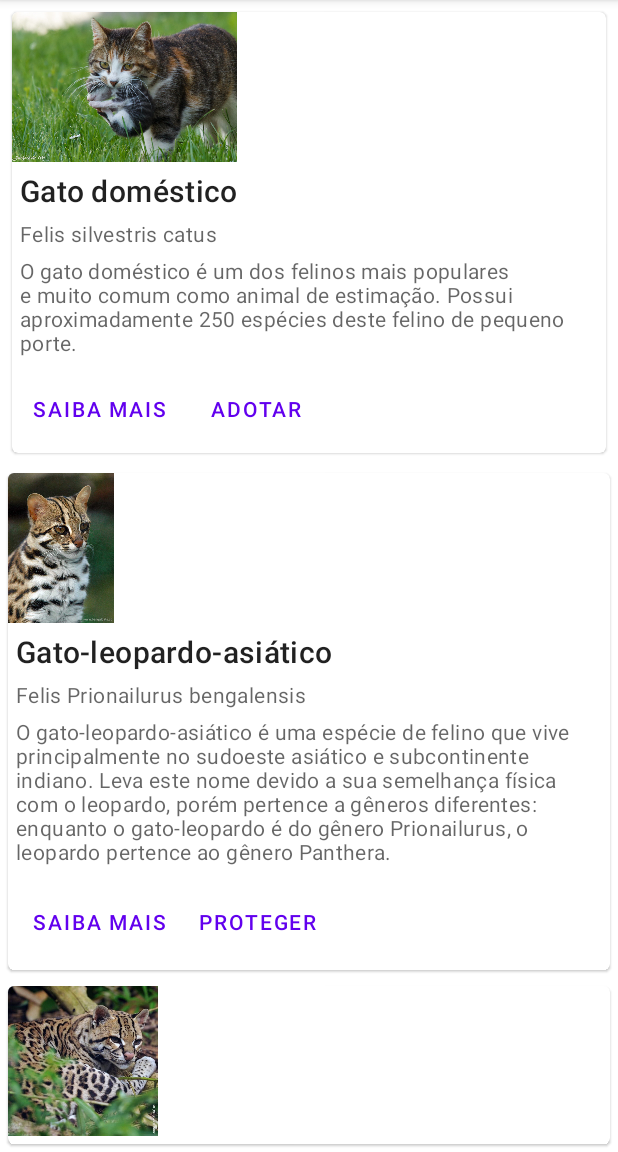
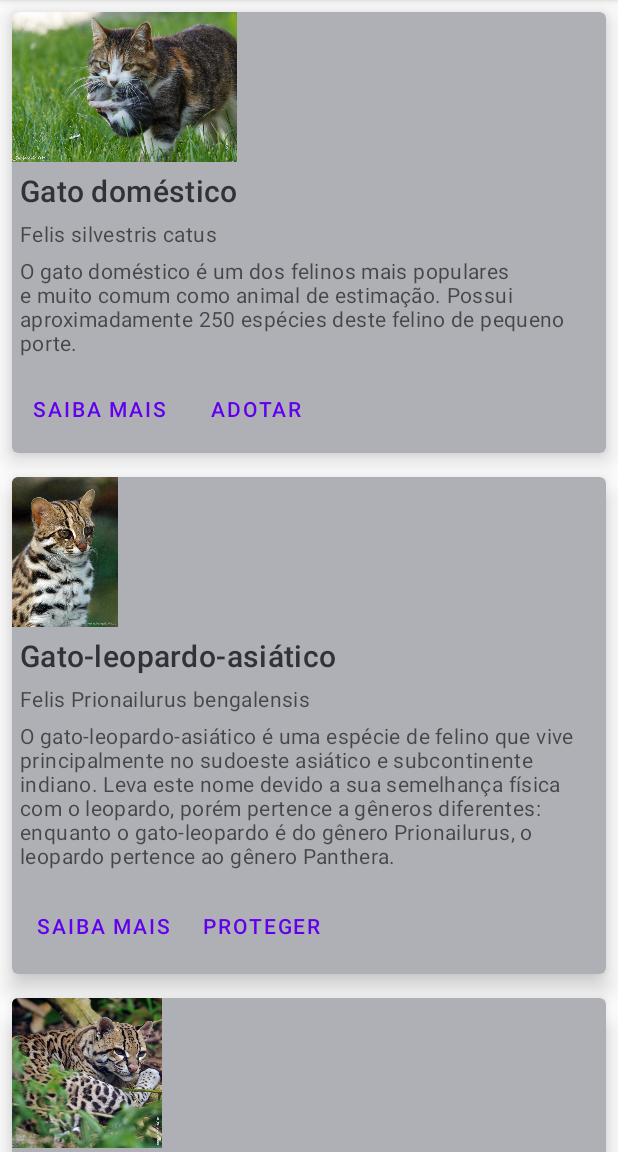
Before and after one commit to pogum/Seminario, an Android app: the Card screen opened directly, with no data from a screen before it, after a tap on "Gato doméstico", on a phone screen of 412 x 824 dp, the part 84-1236 px from its top. Run offline under Robolectric (Android 15) with nearby library versions, the phone set to English and light mode, and no system bars.

Commit message:
Primeira parte do Trabalho - cad e tab - atualizacoes de costumizacao nos cards

```diff
--- a/app/src/main/java/br/coltec/seminario/Tab.java
+++ b/app/src/main/java/br/coltec/seminario/Tab.java
@@ -2,6 +2,7 @@ package br.coltec.seminario;
 
 import androidx.appcompat.app.ActionBar;
 import androidx.appcompat.app.AppCompatActivity;
+
 
 import android.os.Bundle;
 
@@ -14,5 +15,6 @@ public class Tab extends AppCompatActivity {
 
         ActionBar actionBar = getSupportActionBar();
         actionBar.setDisplayHomeAsUpEnabled(true);
+
     }
 }
--- a/app/src/main/res/layout/activity_card.xml
+++ b/app/src/main/res/layout/activity_card.xml
@@ -1,4 +1,13 @@
 <?xml version="1.0" encoding="utf-8"?>
+
+<ScrollView xmlns:android="http://schemas.android.com/apk/res/android"
+    android:layout_width="match_parent"
+    android:layout_height="match_parent"
+    android:scrollbars="vertical"
+    android:scrollbarSize="10dp"
+
+    android:fillViewport="true">
+
 <RelativeLayout xmlns:android="http://schemas.android.com/apk/res/android"
     xmlns:app="http://schemas.android.com/apk/res-auto"
     xmlns:tools="http://schemas.android.com/tools"
@@ -12,6 +21,9 @@
         android:layout_width="match_parent"
         android:layout_height="wrap_content"
         android:layout_margin="8dp"
+        app:cardElevation="10dp"
+        app:cardPreventCornerOverlap="true"
+        app:cardBackgroundColor="@color/cinza"
         android:focusable="true"
         android:clickable="true">
 
@@ -40,6 +52,7 @@
                     android:layout_width="wrap_content"
                     android:layout_height="wrap_content"
                     android:text="Gato doméstico"
+                    android:textColor="@color/pretocinza"
                     android:textAppearance="?attr/textAppearanceHeadline6"
                     />
                 <TextView
@@ -92,8 +105,11 @@
         android:id="@+id/card2"
         android:layout_width="match_parent"
         android:layout_height="wrap_content"
-        android:layout_margin="5dp"
         android:layout_below="@id/card1"
+        android:layout_margin="8dp"
+        app:cardElevation="10dp"
+        app:cardPreventCornerOverlap="true"
+        app:cardBackgroundColor="@color/cinza"
         android:focusable="true"
         android:clickable="true">
 
@@ -108,6 +124,7 @@
                 android:layout_width="match_parent"
                 android:layout_height="100dp"
                 app:srcCompat="@drawable/gatoleopardo"
+                android:textColor="@color/pretocinza"
                 android:scaleType="fitStart"
                 android:contentDescription="Imagem de um leopardo em seu habitat natural"
                 />
@@ -123,6 +140,7 @@
                     android:layout_width="wrap_content"
                     android:layout_height="wrap_content"
                     android:text="Gato-leopardo-asiático"
+                    android:textColor="@color/pretocinza"
                     android:textAppearance="?attr/textAppearanceHeadline6"
                     />
                 <TextView
@@ -174,8 +192,11 @@
         android:id="@+id/card3"
         android:layout_width="match_parent"
         android:layout_height="wrap_content"
-        android:layout_margin="5dp"
         android:layout_below="@id/card2"
+        android:layout_margin="8dp"
+        app:cardElevation="10dp"
+        app:cardPreventCornerOverlap="true"
+        app:cardBackgroundColor="@color/cinza"
         android:focusable="true"
         android:clickable="true">
 
@@ -251,4 +272,7 @@
 
     </com.google.android.material.card.MaterialCardView>
 
+
 </RelativeLayout>
+
+</ScrollView>
--- a/app/src/main/res/layout/activity_tab.xml
+++ b/app/src/main/res/layout/activity_tab.xml
@@ -4,9 +4,8 @@
     xmlns:tools="http://schemas.android.com/tools"
     android:layout_width="match_parent"
     android:layout_height="match_parent"
+    android:layout_below="@+id/tab"
     tools:context=".Tab">
-
-
     <com.google.android.material.tabs.TabLayout
         android:layout_width="match_parent"
         android:layout_height="wrap_content"
@@ -16,6 +15,7 @@
         <com.google.android.material.tabs.TabItem
             android:layout_width="wrap_content"
             android:layout_height="wrap_content"
+            android:id="@+id/gato_tab"
             android:text="Gato"
             android:icon="@drawable/ic_launcher_foreground"
             />
@@ -23,12 +23,14 @@
         <com.google.android.material.tabs.TabItem
             android:layout_width="wrap_content"
             android:layout_height="wrap_content"
+            android:id="@+id/leopardo_tab"
             android:text="Gato-leopardo"
             android:icon="@drawable/ic_launcher_foreground"/>
 
         <com.google.android.material.tabs.TabItem
             android:layout_width="wrap_content"
             android:layout_height="wrap_content"
+            android:id="@+id/jaguatirica_tab"
             android:text="Jaguatirica"
             android:icon="@drawable/ic_launcher_foreground"/>
 
--- a/app/src/main/res/values/colors.xml
+++ b/app/src/main/res/values/colors.xml
@@ -7,4 +7,8 @@
     <color name="teal_700">#FF018786</color>
     <color name="black">#FF000000</color>
     <color name="white">#FFFFFFFF</color>
+    <color name="verdeoliva">#70875B</color>
+    <color name="pretocinza">#313139</color>
+    <color name="cinza">#AFB0B5</color>
+
 </resources>
```
